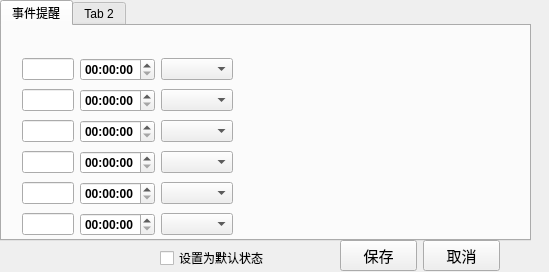
Above: TimerXdd2/TimerSetup.ui from xdd1997/PythonXdd before the change. Below: the same form after it.
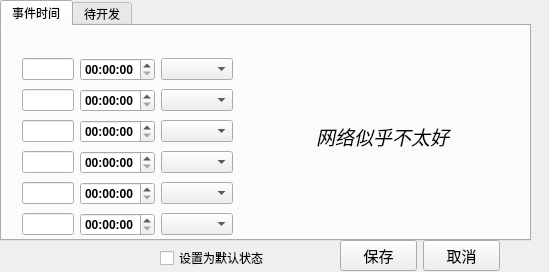
That is the form after the change.

Commit message: V3(推广）--添加自定义事件时间成功，可以自己读取

```diff
--- a/TimerXdd2/TimerSetup.ui
+++ b/TimerXdd2/TimerSetup.ui
@@ -27,7 +27,7 @@
    </property>
    <widget class="QWidget" name="tab">
     <attribute name="title">
-     <string>事件提醒</string>
+     <string>事件时间</string>
     </attribute>
     <widget class="QWidget" name="verticalLayoutWidget_2">
      <property name="geometry">
@@ -161,10 +161,32 @@
       </item>
      </layout>
     </widget>
+    <widget class="QLabel" name="label_setimg">
+     <property name="geometry">
+      <rect>
+       <x>250</x>
+       <y>20</y>
+       <width>261</width>
+       <height>180</height>
+      </rect>
+     </property>
+     <property name="font">
+      <font>
+       <pointsize>14</pointsize>
+       <italic>true</italic>
+      </font>
+     </property>
+     <property name="text">
+      <string>网络似乎不太好</string>
+     </property>
+     <property name="alignment">
+      <set>Qt::AlignCenter</set>
+     </property>
+    </widget>
    </widget>
    <widget class="QWidget" name="tab_2">
     <attribute name="title">
-     <string>Tab 2</string>
+     <string>待开发</string>
     </attribute>
    </widget>
   </widget>
```
The commit also changes 12 other files.
